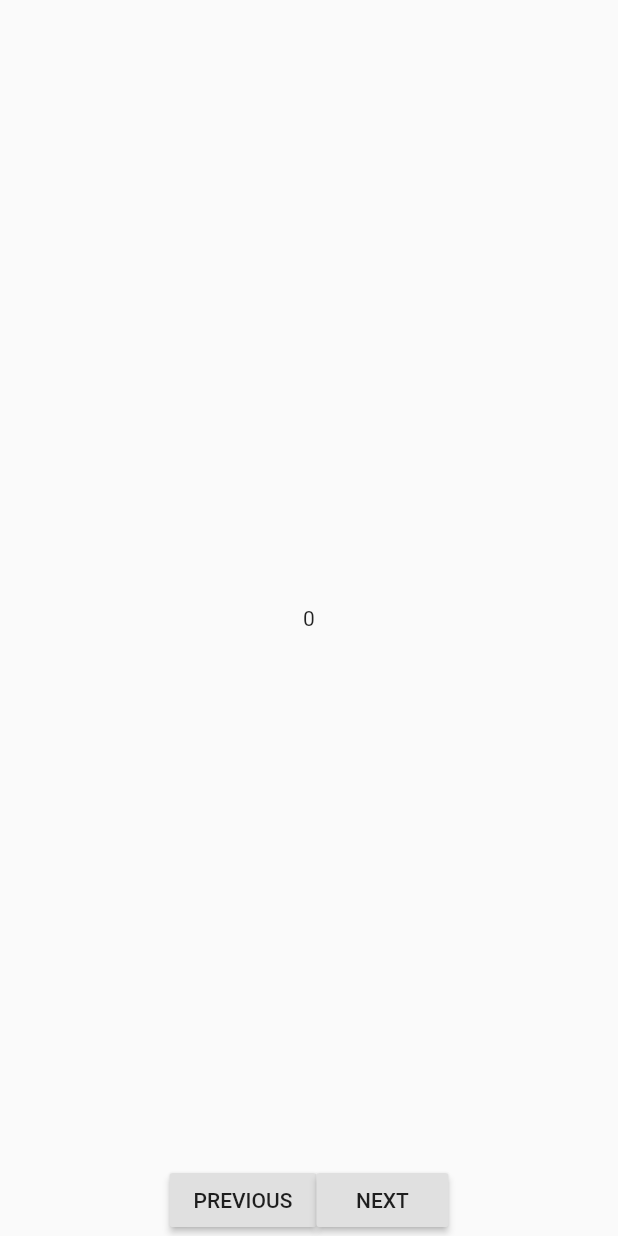
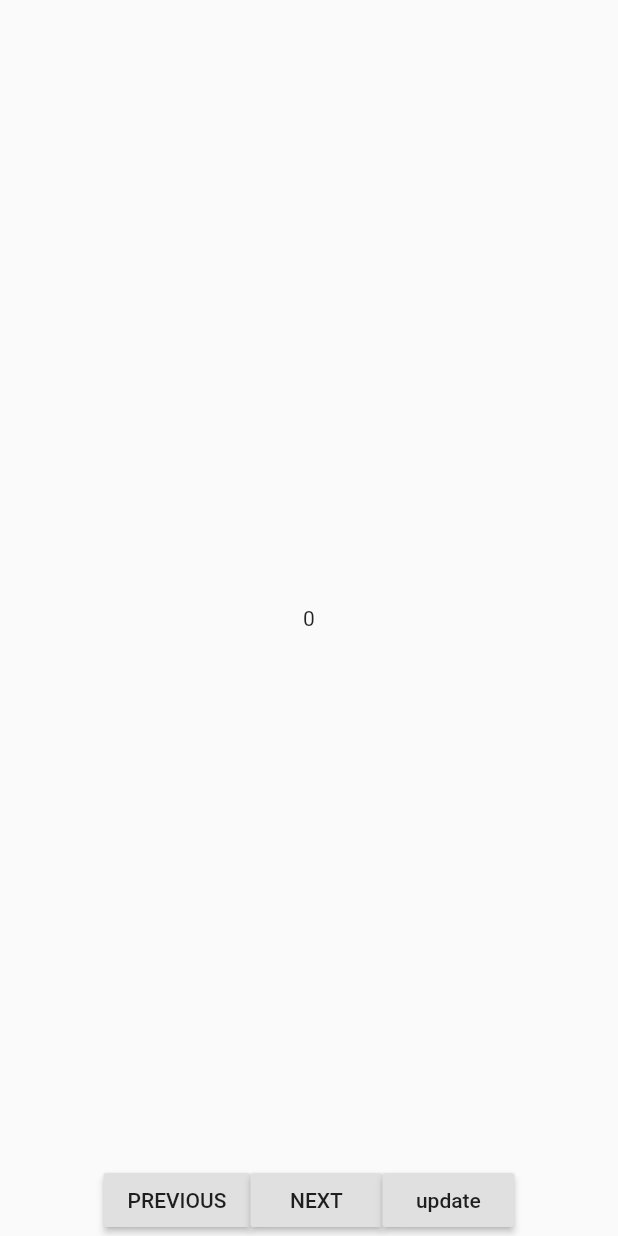
Before and after one commit to torbenkeller/navigation_flow, a Flutter app: the screen it shows after launch, after a tap on "Push Flow", on a phone screen of 412 x 824 dp. Run offline on Flutter 3.47's test engine with Material 2 defaults, Android fonts, the phone set to English and light mode, and no system bars.

```diff
--- a/example/lib/main.dart
+++ b/example/lib/main.dart
@@ -40,6 +40,7 @@ class MyPage extends StatelessWidget {
 
   @override
   Widget build(BuildContext context) {
+    print(NavigationFlow.of<MyState>(context).state.myString);
     return Scaffold(
       body: Stack(
         children: <Widget>[
@@ -54,7 +55,6 @@ class MyPage extends StatelessWidget {
                 RaisedButton(
                   child: Text('PREVIOUS'),
                   onPressed: () {
-//                    NavigationFlow.of<MyState>(context).previous();
                     Navigator.of(context).pop();
                   },
                 ),
@@ -63,6 +63,12 @@ class MyPage extends StatelessWidget {
                   onPressed: () {
                     NavigationFlow.of<MyState>(context)
                         .next(context, MyArguments('My Argument ', index));
+                  },
+                ),
+                RaisedButton(
+                  child: Text('update'),
+                  onPressed: () {
+                    NavigationFlow.of<MyState>(context).updateState(MyState('asfd'));
                   },
                 ),
               ],
@@ -99,9 +105,7 @@ class CustomFlow extends StatelessWidget {
             NavigationFlow.of<MyState>(context).updateState(MyState(myString + 'a '));
             print(NavigationFlow.of<MyState>(context).state.myString);
           },
-          onPrevious: (){
-
-          },
+          onPrevious: () {},
           page: MyPage(index: 0),
         ),
         FlowElement(
--- a/lib/linear_flow.dart
+++ b/lib/linear_flow.dart
@@ -3,9 +3,27 @@ import 'package:navigation_flow/element.dart';
 import 'package:navigation_flow/navigation_flow.dart';
 import 'package:navigation_flow/states.dart';
 
+/// Handles the linear flow of pages for you.
+/// You can call the next page with `NavigationFlow.of<YOUR_STATE>(context).next(context, YOUR_ARGUMENT);`.
+/// You can get the current state with `NavigationFlow.of<YOUR_STATE>(context).state;`.
+/// You can update the current state with `NavigationFlow.of<YOUR_STATE>(context).updateState(NEW_STATE);`.
 class LinearFlow<T extends FlowState> extends StatefulWidget {
+
+  /// The flow of pages in order of the list. So the first element of the list is the first page in the flow
+  /// and the last element is the last page in the flow.
+  ///
+  /// It has to he not null and contains min. 1 element.
   final List<FlowElement> flow;
+
+  /// The initial state which you can access through `NavigationFlow.of<YOUR_STATE>(context).state;`
+  ///
+  /// The type of the state is not changeable so when you update the state with
+  /// `NavigationFlow.of<YOUR_STATE>(context).updateState(NEW_STATE);` the type of the new state has
+  /// to be the same as the type of initial state.
   final T initialState;
+
+  /// The route for all pages. The hierarchy of the routes is
+  /// `FlowElement.routeBuilder` > `LinearFlow.routeBuilder` > `MaterialPageRoute`.
   final BuildRoute routeBuilder;
 
   const LinearFlow({
@@ -54,6 +72,15 @@ class _LinearFlowState<S extends FlowState> extends State<LinearFlow> with Navig
         _executePop();
         return false;
       },
+      child: NavigationFlow(
+        element: widget.flow[_pageIndex + 1],
+        executeNext: _executePush,
+        state: _state,
+        updateState: (S state) {
+          setState(() {
+            _state = state;
+          });
+        },
         child: Navigator(
           initialRoute: '/next',
           observers: [this],
@@ -64,21 +91,12 @@ class _LinearFlowState<S extends FlowState> extends State<LinearFlow> with Navig
                   widget.routeBuilder ??
                   (child) => MaterialPageRoute(builder: (context) => child);
               return routeBuilder(
-              NavigationFlow(
-                element: element,
-                executeNext: _executePush,
-                state: _state,
-                updateState: (S state) {
-                  setState(() {
-                    _state = state;
-                  });
-                },
-                child: element.page,
-              ),
+                element.page,
               );
             }
             return null;
           },
+        ),
       ),
     );
   }
--- a/lib/navigation_flow.dart
+++ b/lib/navigation_flow.dart
@@ -10,11 +10,14 @@ typedef UpdateFlowState<S extends FlowState> = void Function(S state);
 typedef ExecuteNext = void Function(BuildContext context);
 
 class NavigationFlow<S extends FlowState> extends InheritedWidget {
+  final FlowElement _element;
+  final ExecuteNext _executeNext;
+
+  /// The current state of the NavigationFlow
   final S state;
 
+  /// Sets the state to the passed one and
   final UpdateFlowState<S> updateState;
-  final FlowElement _element;
-  final ExecuteNext _executeNext;
 
   NavigationFlow({
     @required this.state,
@@ -39,6 +42,9 @@ class NavigationFlow<S extends FlowState> extends InheritedWidget {
     return result;
   }
 
+  /// Pushes the next page and calls `onNext` of the `FLowElement`.
+  /// You can also use `Navigator.of(context).push('/next')` to get the next page but
+  /// it's not recommended because the `onNext` function of the `FlowElement` is not called then.
   void next(BuildContext context, FlowArguments arguments) async {
     if (_element.onNext != null) await _element.onNext(context, arguments);
     _executeNext(context);
```
Lines whose indentation alone changed are shown as unchanged.
